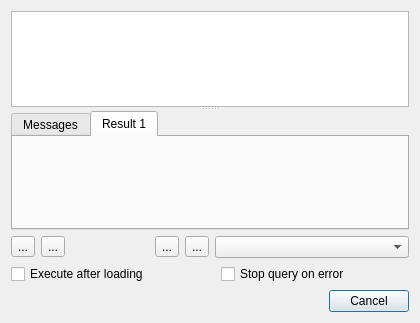
This is mapper_app/ui/querydialog.ui in allenck/mapper as Qt 5 draws it before an edit. The edited form follows.
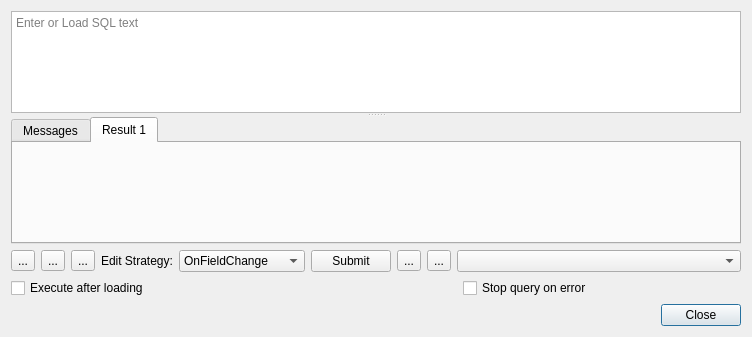
This is the edited form. Icons and pictures are not drawn.

What changed in the file:
```diff
--- a/mapper_app/ui/querydialog.ui
+++ b/mapper_app/ui/querydialog.ui
@@ -6,26 +6,29 @@
    <rect>
     <x>0</x>
     <y>0</y>
-    <width>420</width>
-    <height>323</height>
+    <width>752</width>
+    <height>337</height>
    </rect>
   </property>
   <property name="windowTitle">
    <string>Manual SQL Query</string>
   </property>
   <layout class="QGridLayout" name="gridLayout">
-   <item row="3" column="6">
+   <item row="3" column="9">
     <widget class="QDialogButtonBox" name="buttonBox">
      <property name="orientation">
       <enum>Qt::Horizontal</enum>
      </property>
      <property name="standardButtons">
-      <set>QDialogButtonBox::Cancel</set>
+      <set>QDialogButtonBox::StandardButton::Close</set>
      </property>
     </widget>
    </item>
-   <item row="1" column="3">
-    <widget class="QToolButton" name="load_QueryButton">
+   <item row="1" column="2">
+    <widget class="QToolButton" name="rollback_toolButton">
+     <property name="toolTip">
+      <string>&lt;html&gt;&lt;head/&gt;&lt;body&gt;&lt;p&gt;If active a Rollback transaction will be performed when clicked.&lt;/p&gt;&lt;/body&gt;&lt;/html&gt;</string>
+     </property>
      <property name="text">
       <string>...</string>
      </property>
@@ -35,10 +38,10 @@
      </property>
     </widget>
    </item>
-   <item row="1" column="0">
-    <widget class="QToolButton" name="go_QueryButton">
-     <property name="text">
-      <string>...</string>
+   <item row="1" column="8" colspan="2">
+    <widget class="QComboBox" name="cbConnections">
+     <property name="toolTip">
+      <string>Select target database connection. </string>
      </property>
      <property name="icon">
       <iconset resource="Resources/mapper.qrc">
@@ -46,10 +49,10 @@
      </property>
     </widget>
    </item>
-   <item row="1" column="1">
-    <widget class="QToolButton" name="clear_QueryButton">
+   <item row="2" column="0" colspan="6">
+    <widget class="QCheckBox" name="cb_sql_execute_after_loading">
      <property name="text">
-      <string>...</string>
+      <string>Execute after loading</string>
      </property>
      <property name="icon">
       <iconset resource="Resources/mapper.qrc">
@@ -57,7 +60,7 @@
      </property>
     </widget>
    </item>
-   <item row="1" column="4">
+   <item row="1" column="7">
     <widget class="QToolButton" name="save_QueryButton">
      <property name="text">
       <string>...</string>
@@ -68,26 +71,69 @@
      </property>
     </widget>
    </item>
-   <item row="2" column="6">
+   <item row="1" column="4">
+    <widget class="QComboBox" name="cbEditStrategy">
+     <item>
+      <property name="text">
+       <string>OnFieldChange</string>
+      </property>
+     </item>
+     <item>
+      <property name="text">
+       <string>OnRowChange</string>
+      </property>
+     </item>
+     <item>
+      <property name="text">
+       <string>OnManualSubmit</string>
+      </property>
+     </item>
+    </widget>
+   </item>
+   <item row="2" column="9">
     <widget class="QCheckBox" name="cb_stop_query_on_error">
      <property name="text">
       <string>Stop query on error</string>
      </property>
     </widget>
    </item>
-   <item row="2" column="0" colspan="3">
-    <widget class="QCheckBox" name="cb_sql_execute_after_loading">
+   <item row="1" column="1">
+    <widget class="QToolButton" name="clear_QueryButton">
+     <property name="toolTip">
+      <string>&lt;html&gt;&lt;head/&gt;&lt;body&gt;&lt;p&gt;Clear the screen of queries and results.&lt;/p&gt;&lt;/body&gt;&lt;/html&gt;</string>
+     </property>
      <property name="text">
-      <string>Execute after loading</string>
+      <string>...</string>
      </property>
     </widget>
    </item>
-   <item row="0" column="0" colspan="7">
+   <item row="1" column="0">
+    <widget class="QToolButton" name="go_QueryButton">
+     <property name="toolTip">
+      <string>&lt;html&gt;&lt;head/&gt;&lt;body&gt;&lt;p&gt;Click to execute selected queries if more than one,&lt;/p&gt;&lt;/body&gt;&lt;/html&gt;</string>
+     </property>
+     <property name="text">
+      <string>...</string>
+     </property>
+     <property name="icon">
+      <iconset resource="../Resources/mapper.qrc">
+       <normaloff>:/go.png</normaloff>:/go.png</iconset>
+     </property>
+    </widget>
+   </item>
+   <item row="0" column="0" colspan="10">
     <widget class="QSplitter" name="query_splitter">
      <property name="orientation">
       <enum>Qt::Vertical</enum>
      </property>
-     <widget class="QTextEdit" name="editQuery"/>
+     <widget class="QTextEdit" name="editQuery">
+      <property name="toolTip">
+       <string>&lt;html&gt;&lt;head/&gt;&lt;body&gt;&lt;p&gt;Enter an SQL query. if more than one query is to be performed terminate each with a semicolon. To execute only one query, higlight it. Then click on the execute utton.&lt;/p&gt;&lt;/body&gt;&lt;/html&gt;</string>
+      </property>
+      <property name="placeholderText">
+       <string>Enter or Load SQL text</string>
+      </property>
+     </widget>
      <widget class="QTabWidget" name="widget_query_view">
       <property name="enabled">
        <bool>true</bool>
@@ -117,10 +163,31 @@
      </widget>
     </widget>
    </item>
-   <item row="1" column="5" colspan="2">
-    <widget class="QComboBox" name="cbConnections">
+   <item row="1" column="6">
+    <widget class="QToolButton" name="load_QueryButton">
      <property name="toolTip">
-      <string>Select target database connection. </string>
+      <string>&lt;html&gt;&lt;head/&gt;&lt;body&gt;&lt;p&gt;Click to load a text tile containing a query.&lt;/p&gt;&lt;/body&gt;&lt;/html&gt;</string>
+     </property>
+     <property name="text">
+      <string>...</string>
+     </property>
+     <property name="icon">
+      <iconset resource="../Resources/mapper.qrc">
+       <normaloff>:/fileload.png</normaloff>:/fileload.png</iconset>
+     </property>
+    </widget>
+   </item>
+   <item row="1" column="3">
+    <widget class="QLabel" name="lblEditStrategy">
+     <property name="text">
+      <string>Edit Strategy:</string>
+     </property>
+    </widget>
+   </item>
+   <item row="1" column="5">
+    <widget class="QPushButton" name="pbSubmit">
+     <property name="text">
+      <string>Submit</string>
      </property>
     </widget>
    </item>
```
Left out of the diff: 30 changed lines with no effect on the pictures.
